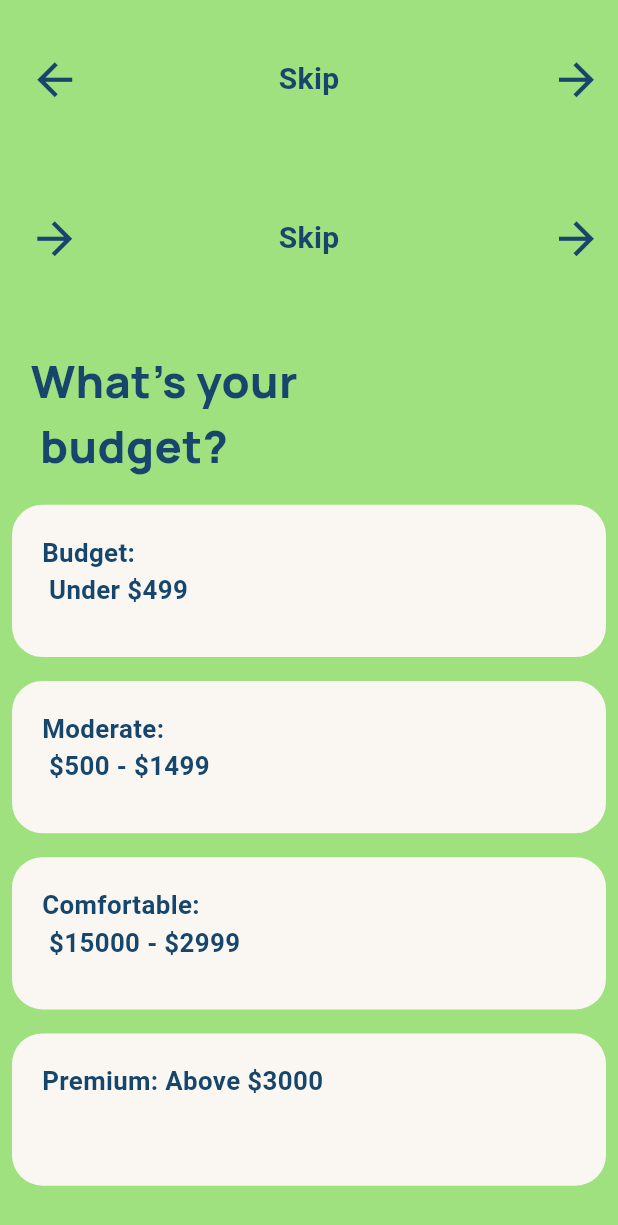
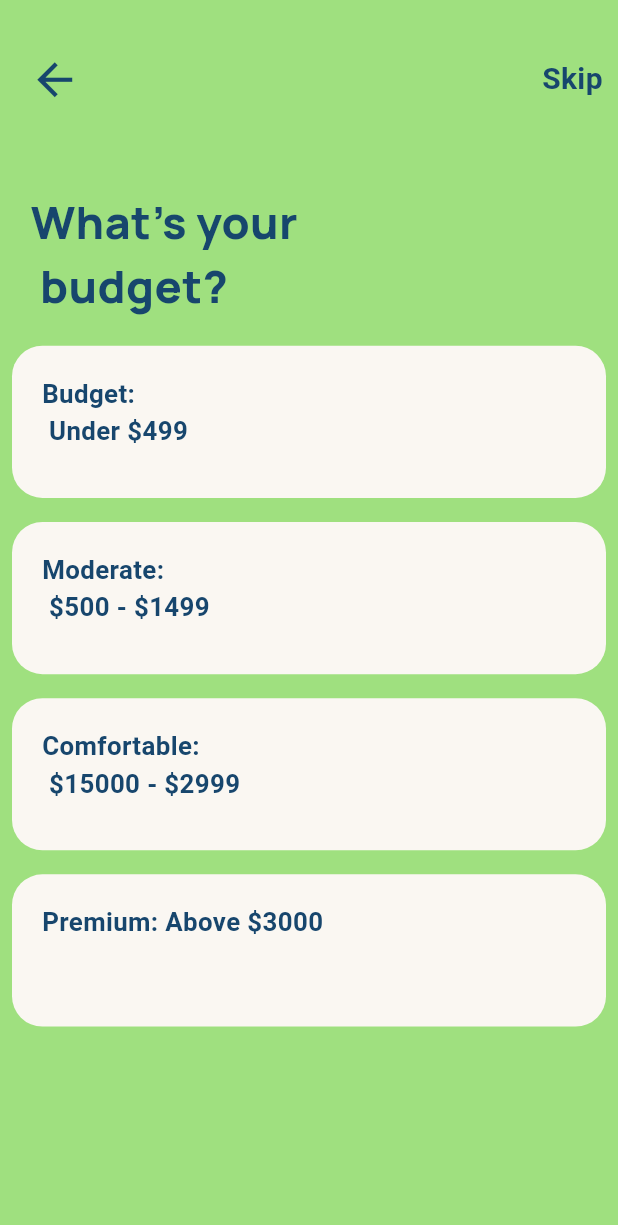
Before and after one commit to swarnaliiiiii/lokus, a Flutter app: the Keywordscreen screen opened directly, on a phone screen of 412 x 824 dp. Shown: the top 1225 px of the screen. Run offline on Flutter 3.47's test engine with Material 3 defaults, Android fonts, the phone set to English and light mode, and no system bars; our stand-ins replace flutter_screenutil, google_fonts.

Commit message:
feat: implement automatic navigation to Keywordscreen2 after a delay in Keywordscreen

```diff
--- a/lib/screens/splash/keywords/keywordscreen.dart
+++ b/lib/screens/splash/keywords/keywordscreen.dart
@@ -5,6 +5,8 @@ import 'package:lokus/screens/splash/splashscreen.dart';
 import 'package:lokus/widgets/nav_bar.dart';
 import 'package:flutter_screenutil/flutter_screenutil.dart';
 import 'package:lokus/widgets/square.dart';
+import 'package:lokus/screens/splash/keywords/keywordscreen2.dart';
+import 'dart:async';
 
 class Keywordscreen extends StatefulWidget {
   const Keywordscreen({Key? key}) : super(key: key);
@@ -14,6 +16,15 @@ class Keywordscreen extends StatefulWidget {
 }
 
 class _KeywordscreenState extends State<Keywordscreen> {
+  @override
+  void initState() {
+    super.initState();
+    Timer(Duration(seconds: 3), () {
+      Navigator.pushReplacement(
+          context, MaterialPageRoute(builder: (context) => Keywordscreen2()));
+    });
+  }
+
   final List<String> _budgetOptions = [
     'Budget: \n Under \$499',
     'Moderate: \n \$500 - \$1499',
@@ -29,17 +40,6 @@ class _KeywordscreenState extends State<Keywordscreen> {
           CustomNav(
             icon: Icons.arrow_back,
             onTap: () {
-              Navigator.push(
-                context,
-                MaterialPageRoute(
-                  builder: (context) => const SplashScreen(),
-                ),
-              );
-            },
-          ),
-          CustomNav(
-            icon: Icons.arrow_forward,
-            onNext: () {
               Navigator.push(
                 context,
                 MaterialPageRoute(
--- a/lib/widgets/nav_bar.dart
+++ b/lib/widgets/nav_bar.dart
@@ -5,7 +5,6 @@ import 'package:lokus/domains/constants/appcolors.dart';
 class CustomNav extends StatelessWidget {
   final VoidCallback? onTap;
   final VoidCallback? onSkip;
-  final VoidCallback? onNext;
   final IconData icon;
   final IconData icon1;
   final String label;
@@ -14,7 +13,6 @@ class CustomNav extends StatelessWidget {
     Key? key,
     this.onTap,
     this.onSkip,
-    this.onNext,
     this.icon = Icons.arrow_back,
     this.icon1 = Icons.arrow_forward,
     this.label = "Next",
@@ -52,23 +50,6 @@ class CustomNav extends StatelessWidget {
               ),
             ),
           ),
-          Column(
-            children: [
-              GestureDetector(
-                onTap: onNext,
-                child: Row(
-                  children: [
-                    SizedBox(width: 8.w),
-                    Icon(
-                      icon1,
-                      color: const Color.fromARGB(255, 23, 70, 109),
-                      size: 35,
-                    ),
-                  ],
-                ),
-              )
-            ],
-          )
         ],
       ),
     );
```
Also changed, not shown: lib/screens/splash/keywords/keywordscreen2.dart (+0 -11 lines), lib/widgets/tab_bar.dart (added, +31 -0 lines).
